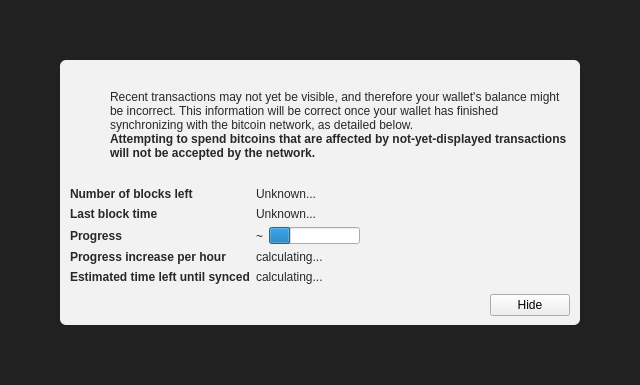
Qt form src/qt/forms/modaloverlay.ui (esrever10/doucoin) before a commit.
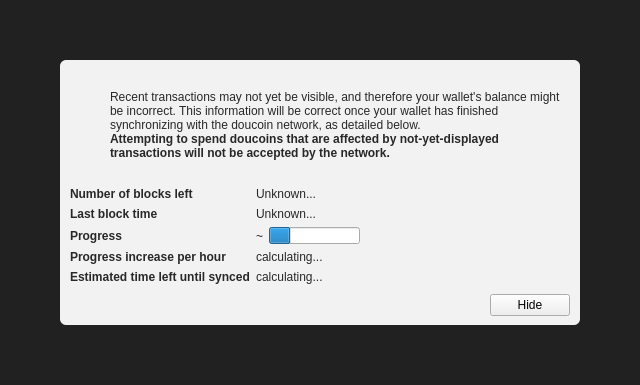
The same form after that commit. Icons and pictures are not drawn. Custom widgets are drawn as their Qt base class.

```diff
--- a/src/qt/forms/modaloverlay.ui
+++ b/src/qt/forms/modaloverlay.ui
@@ -130,7 +130,7 @@
              <item>
               <widget class="QLabel" name="infoText">
                <property name="text">
-                <string>Recent transactions may not yet be visible, and therefore your wallet's balance might be incorrect. This information will be correct once your wallet has finished synchronizing with the bitcoin network, as detailed below.</string>
+                <string>Recent transactions may not yet be visible, and therefore your wallet's balance might be incorrect. This information will be correct once your wallet has finished synchronizing with the doucoin network, as detailed below.</string>
                </property>
                <property name="textFormat">
                 <enum>Qt::RichText</enum>
@@ -149,7 +149,7 @@
                 </font>
                </property>
                <property name="text">
-                <string>Attempting to spend bitcoins that are affected by not-yet-displayed transactions will not be accepted by the network.</string>
+                <string>Attempting to spend doucoins that are affected by not-yet-displayed transactions will not be accepted by the network.</string>
                </property>
                <property name="textFormat">
                 <enum>Qt::RichText</enum>
```
